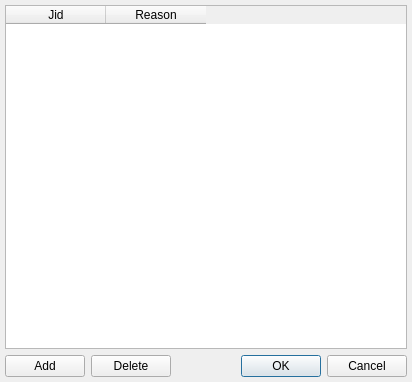
First picture: the form in src/plugins/multiuserchat/edituserslistdialog.ui, repository vacuum-im/vacuum-im, before the edit.
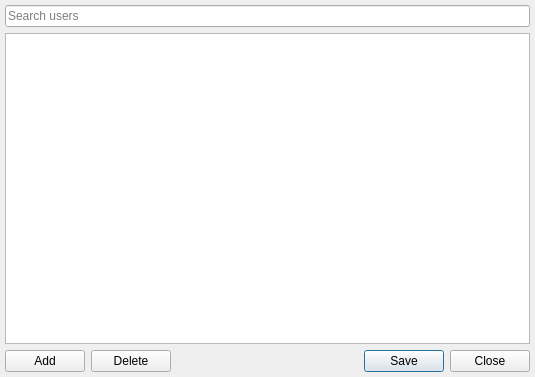
Second picture: the form after the edit. Custom widgets are drawn as their Qt base class.

```diff
--- a/src/plugins/multiuserchat/edituserslistdialog.ui
+++ b/src/plugins/multiuserchat/edituserslistdialog.ui
@@ -1,12 +1,12 @@
 <ui version="4.0" >
  <class>EditUsersListDialogClass</class>
- <widget class="QDialog" name="EditUsersListDialogClass" >
-  <property name="geometry" >
+ <widget class="QDialog" name="EditUsersListDialogClass">
+  <property name="geometry">
    <rect>
     <x>0</x>
     <y>0</y>
-    <width>412</width>
-    <height>382</height>
+    <width>535</width>
+    <height>377</height>
    </rect>
   </property>
   <layout class="QVBoxLayout" >
@@ -14,42 +14,34 @@
     <number>5</number>
    </property>
    <item>
-    <widget class="QTableWidget" name="tbwTable" >
-     <property name="editTriggers" >
-      <set>QAbstractItemView::DoubleClicked|QAbstractItemView::EditKeyPressed</set>
+    <widget class="SearchLineEdit" name="sleSearch">
+     <property name="placeholderText">
+      <string>Search users</string>
      </property>
-     <property name="alternatingRowColors" >
-      <bool>true</bool>
-     </property>
-     <property name="selectionMode" >
-      <enum>QAbstractItemView::SingleSelection</enum>
-     </property>
-     <property name="selectionBehavior" >
-      <enum>QAbstractItemView::SelectRows</enum>
-     </property>
-     <property name="sortingEnabled" >
-      <bool>true</bool>
-     </property>
-     <property name="columnCount" >
-      <number>2</number>
-     </property>
-     <column>
-      <property name="text" >
-       <string>Jid</string>
-      </property>
-     </column>
-     <column>
-      <property name="text" >
-       <string>Reason</string>
-      </property>
-     </column>
     </widget>
    </item>
    <item>
-    <layout class="QHBoxLayout" >
+    <layout class="QVBoxLayout" name="verticalLayout">
+     <property name="spacing">
+      <number>0</number>
+     </property>
      <item>
-      <widget class="QPushButton" name="pbtAdd" >
-       <property name="text" >
+      <widget class="QTabBar" name="tbrTabs" native="true"/>
+     </item>
+     <item>
+      <widget class="QTableView" name="tbvItems">
+       <property name="contextMenuPolicy">
+        <enum>Qt::CustomContextMenu</enum>
+       </property>
+      </widget>
+     </item>
+    </layout>
+   </item>
+   <item>
+    <layout class="QHBoxLayout">
+     <item>
+      <widget class="QPushButton" name="pbtAdd">
+       <property name="text">
         <string>Add</string>
        </property>
       </widget>
@@ -75,9 +67,9 @@
       </spacer>
      </item>
      <item>
-      <widget class="QDialogButtonBox" name="btbButtons" >
-       <property name="standardButtons" >
-        <set>QDialogButtonBox::Cancel|QDialogButtonBox::Ok</set>
+      <widget class="QDialogButtonBox" name="dbbButtons">
+       <property name="standardButtons">
+        <set>QDialogButtonBox::Close|QDialogButtonBox::Save</set>
        </property>
       </widget>
      </item>
@@ -85,7 +77,20 @@
    </item>
   </layout>
  </widget>
- <layoutdefault spacing="6" margin="11" />
+ <layoutdefault spacing="6" margin="11"/>
+ <customwidgets>
+  <customwidget>
+   <class>SearchLineEdit</class>
+   <extends>QLineEdit</extends>
+   <header location="global">utils/searchlineedit.h</header>
+  </customwidget>
+  <customwidget>
+   <class>QTabBar</class>
+   <extends>QWidget</extends>
+   <header location="global">QTabBar</header>
+   <container>1</container>
+  </customwidget>
+ </customwidgets>
  <tabstops>
   <tabstop>tbwTable</tabstop>
   <tabstop>pbtAdd</tabstop>
```
Left out of the diff: 58 changed lines with no effect on the pictures.
